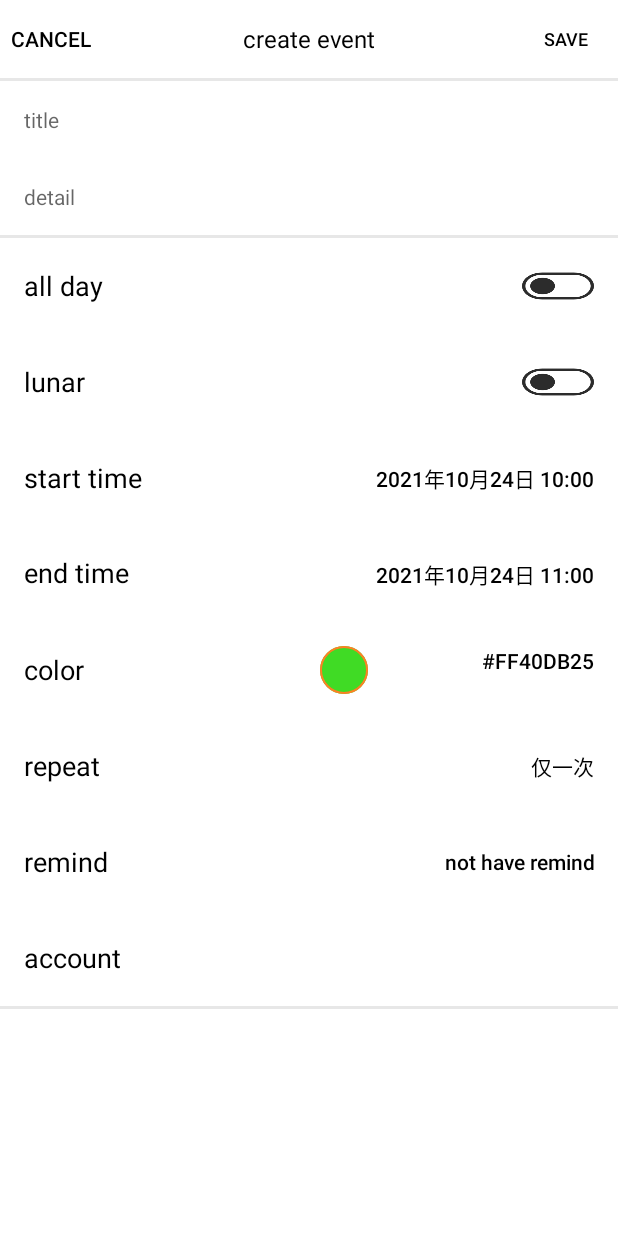
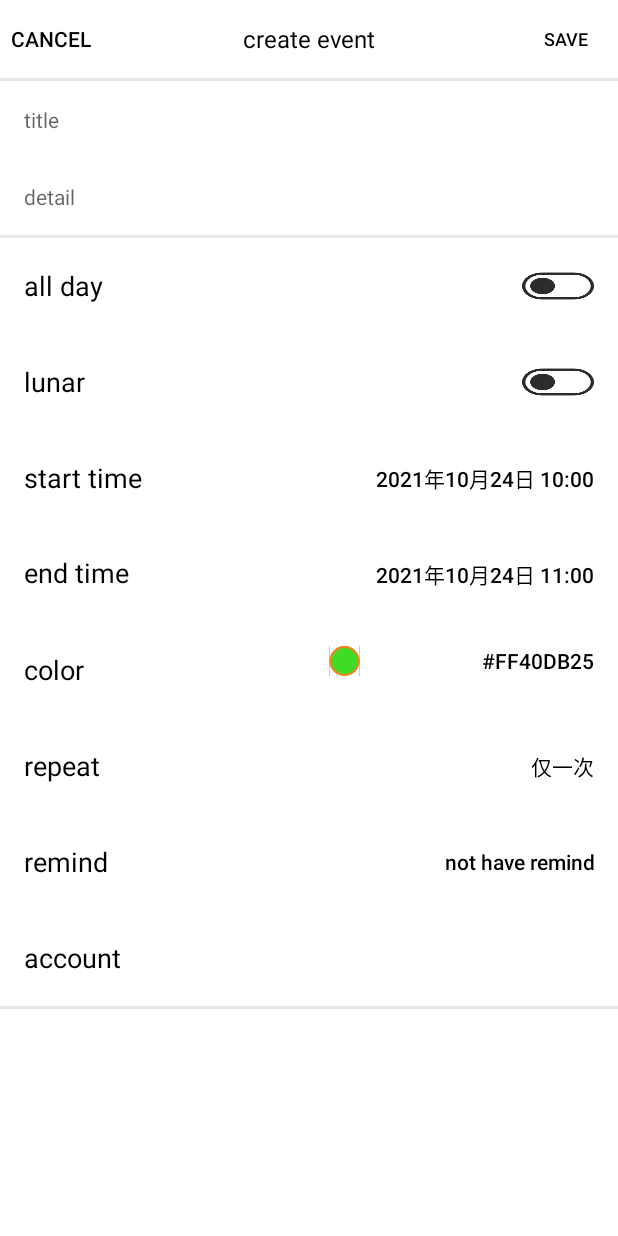
Before and after one commit to SilkSilkSilk/android_calendar, an Android app: the AddActivity screen opened directly, with no data from a screen before it, on a phone screen of 412 x 824 dp. Run offline under Robolectric (Android 15) with nearby library versions, the phone set to English and light mode, and no system bars; 1 statement that could not run was skipped.

Commit message:
这个版本ok的，和master不是一份代码

```diff
--- a/app/src/main/java/com/example/mycalendar/MainActivity.java
+++ b/app/src/main/java/com/example/mycalendar/MainActivity.java
@@ -251,7 +251,7 @@ public class MainActivity extends BaseActivity implements
                     }
                 }
             } else if (item.dtstart.get(java.util.Calendar.YEAR) == year && (item.dtstart.get(java.util.Calendar.MONTH) + 1 == month)) {    //因为java.util.Calendar.MONTH的月份从0开始，所以这里get数据要用month + 1
-                calendar = getSchemeCalendar(year, month, item.dtstart.get(java.util.Calendar.DATE), item.color, item.title != null ? item.title.substring(0, 1) : "");
+                calendar = getSchemeCalendar(year, month, item.dtstart.get(java.util.Calendar.DATE), item.color, item.title != null && !item.title.isEmpty() ? item.title.substring(0, 1) : "");
                 map.put(calendar.toString(), calendar); //这里的map可能会覆盖，因为toString()是重构的，是年月日的字符串；后面需要读取事件的显示优先级
 
                 StructCalendar structCalendar = item.clone();
--- a/app/src/main/res/layout/activity_add.xml
+++ b/app/src/main/res/layout/activity_add.xml
@@ -289,16 +289,17 @@
                         android:layout_height="wrap_content"
                         android:layout_weight="1"
                         android:orientation="vertical">
+
                         <com.shehuan.niv.NiceImageView
                             android:id="@+id/add_color_image"
-                            android:layout_width="32dp"
-                            android:layout_height="32dp"
+                            android:layout_width="23dp"
+                            android:layout_height="20dp"
                             android:layout_gravity="center_horizontal"
+                            android:scaleType="centerInside"
                             app:border_color="#FF7F24"
                             app:border_width="1dp"
                             app:is_circle="true"
-                            android:scaleType="centerInside"
-                            app:is_cover_src="true"/>
+                            app:is_cover_src="true" />
                     </LinearLayout>
                     <Button
                         android:id="@+id/add_color"
--- a/app/src/main/res/layout/activity_main.xml
+++ b/app/src/main/res/layout/activity_main.xml
@@ -61,8 +61,8 @@
 
         <ImageView
             android:id="@+id/main_add"
-            android:layout_width="32dp"
-            android:layout_height="32dp"
+            android:layout_width="21dp"
+            android:layout_height="20dp"
             android:layout_centerVertical="true"
             android:layout_marginRight="12dp"
             android:layout_toLeftOf="@+id/main_setting"
```
Also changed, not shown: 305 other files.
